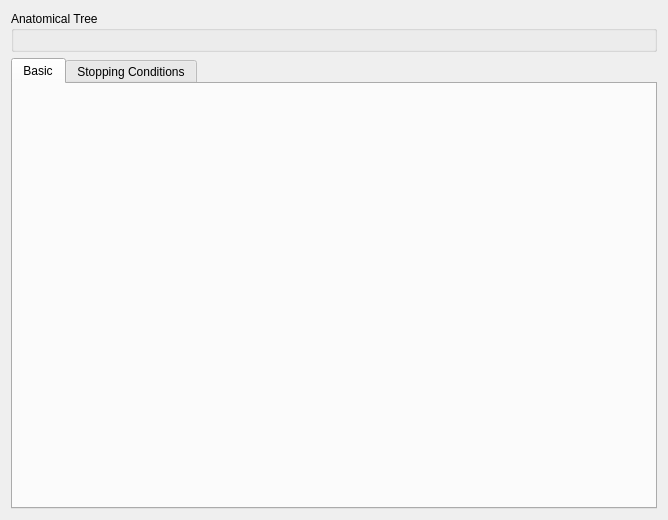
The window that QTModules/EMSegment/Resources/UI/qSlicerEMSegmentEditNodeBasedParametersPanel.ui (jcfr/Slicer3) describes before a commit, drawn with Qt 5.
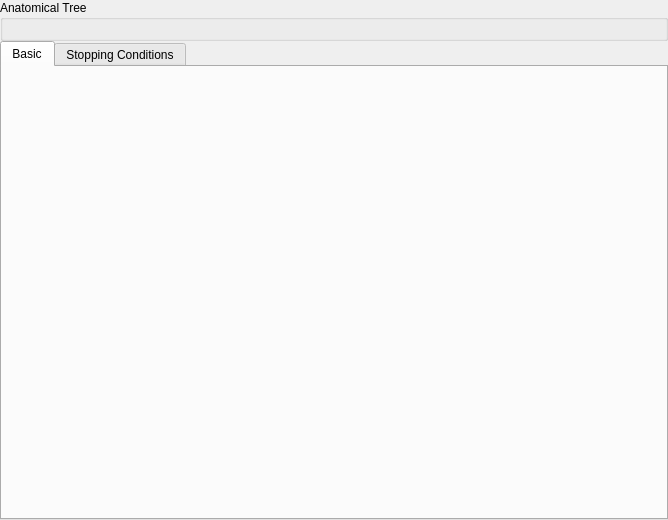
The same window after the commit. Custom widgets are drawn as their Qt base class.

Commit message: ENH: EMSegment - ContentMargins associated with panel layout is set to zero

Patch:
```diff
--- a/QTModules/EMSegment/Resources/UI/qSlicerEMSegmentEditNodeBasedParametersPanel.ui
+++ b/QTModules/EMSegment/Resources/UI/qSlicerEMSegmentEditNodeBasedParametersPanel.ui
@@ -14,6 +14,12 @@
    <string>Form</string>
   </property>
   <layout class="QVBoxLayout" name="verticalLayout_2">
+   <property name="spacing">
+    <number>0</number>
+   </property>
+   <property name="margin">
+    <number>0</number>
+   </property>
    <item>
     <widget class="QGroupBox" name="AnatomicalTreeGroupBox">
      <property name="title">
```
The commit also changes 8 other files.
